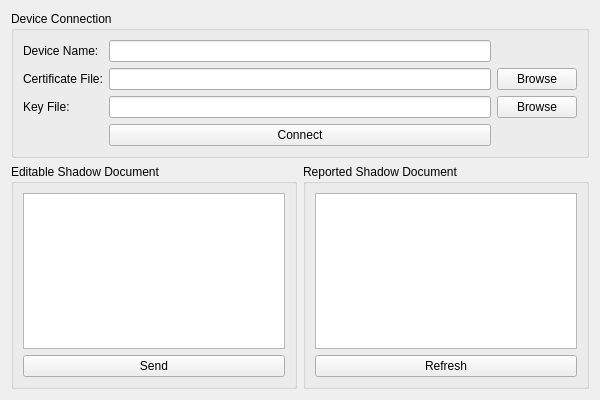
This is form.ui in embd-io/simple-shadow-client as Qt 5 draws it before an edit. The edited form follows.
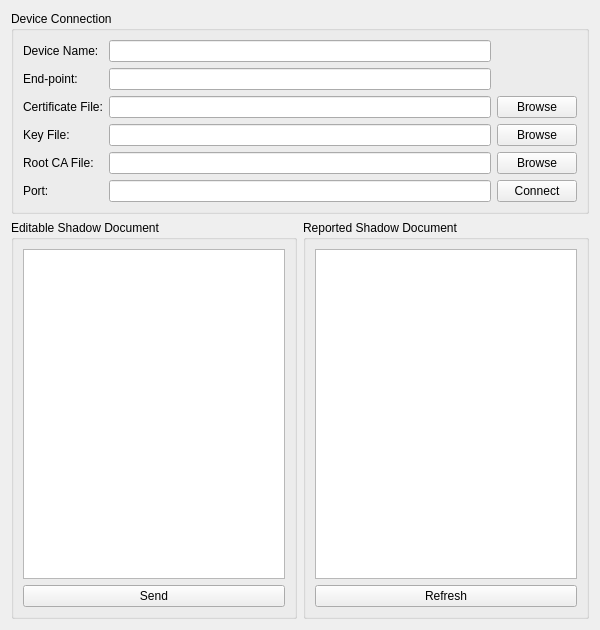
This is the edited form.

Commit message: Implement a shadow client class and a simple (Qt) UI in python

What changed in the file:
```diff
--- a/form.ui
+++ b/form.ui
@@ -6,7 +6,7 @@
         <x>0</x>
         <y>0</y>
         <width>600</width>
-        <height>400</height>
+    <height>630</height>
      </rect>
     </property>
     <layout class="QVBoxLayout" name="verticalLayout">
@@ -27,40 +27,77 @@
              <widget class="QLineEdit" name="lineEdit_device"/>
             </item>
             <item row="1" column="0">
+       <widget class="QLabel" name="label_endpoint">
+        <property name="text">
+         <string>End-point:</string>
+        </property>
+       </widget>
+      </item>
+      <item row="1" column="1">
+       <widget class="QLineEdit" name="lineEdit_endpoint"/>
+      </item>
+      <item row="2" column="0">
              <widget class="QLabel" name="label_cert">
                 <property name="text">
                  <string>Certificate File:</string>
                 </property>
              </widget>
             </item>
-            <item row="1" column="1">
+      <item row="2" column="1">
              <widget class="QLineEdit" name="lineEdit_cert"/>
             </item>
-            <item row="1" column="2">
+      <item row="2" column="2">
              <widget class="QPushButton" name="button_browse_cert">
                 <property name="text">
                  <string>Browse</string>
                 </property>
              </widget>
             </item>
-            <item row="2" column="0">
+      <item row="3" column="0">
              <widget class="QLabel" name="label_key">
                 <property name="text">
                  <string>Key File:</string>
                 </property>
              </widget>
             </item>
-            <item row="2" column="1">
+      <item row="3" column="1">
              <widget class="QLineEdit" name="lineEdit_key"/>
             </item>
-            <item row="2" column="2">
+      <item row="3" column="2">
              <widget class="QPushButton" name="button_browse_key">
                 <property name="text">
                  <string>Browse</string>
                 </property>
              </widget>
             </item>
-            <item row="3" column="1">
+      <item row="4" column="0">
+       <widget class="QLabel" name="label_root">
+        <property name="text">
+         <string>Root CA File:</string>
+        </property>
+       </widget>
+      </item>
+      <item row="4" column="1">
+       <widget class="QLineEdit" name="lineEdit_root"/>
+      </item>
+      <item row="4" column="2">
+       <widget class="QPushButton" name="button_browse_root">
+        <property name="text">
+         <string>Browse</string>
+        </property>
+       </widget>
+      </item>
+      <item row="5" column="0">
+       <widget class="QLabel" name="label_port">
+        <property name="text">
+         <string>Port:</string>
+        </property>
+       </widget>
+      </item>
+      <item row="5" column="1">
+       <widget class="QLineEdit" name="lineEdit_port"/>
+      </item>
+      <item row="5" column="2">
              <widget class="QPushButton" name="button_connect">
                 <property name="text">
                  <string>Connect</string>
```
Left out of the diff: 1 changed line with no effect on the pictures. Lines whose indentation alone changed are shown as unchanged. The commit also changes 14 other files.
